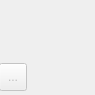
First picture: the form in res/ui/ColorPreview.ui, repository cspang1/jide, before the edit.
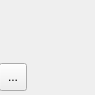
Second picture: the form after the edit. Icons and pictures are not drawn.

What changed in the file:
```diff
--- a/res/ui/ColorPreview.ui
+++ b/res/ui/ColorPreview.ui
@@ -15,7 +15,7 @@
   </property>
   <widget class="QToolButton" name="switch_color">
    <property name="enabled">
-    <bool>false</bool>
+    <bool>true</bool>
    </property>
    <property name="geometry">
     <rect>
```
